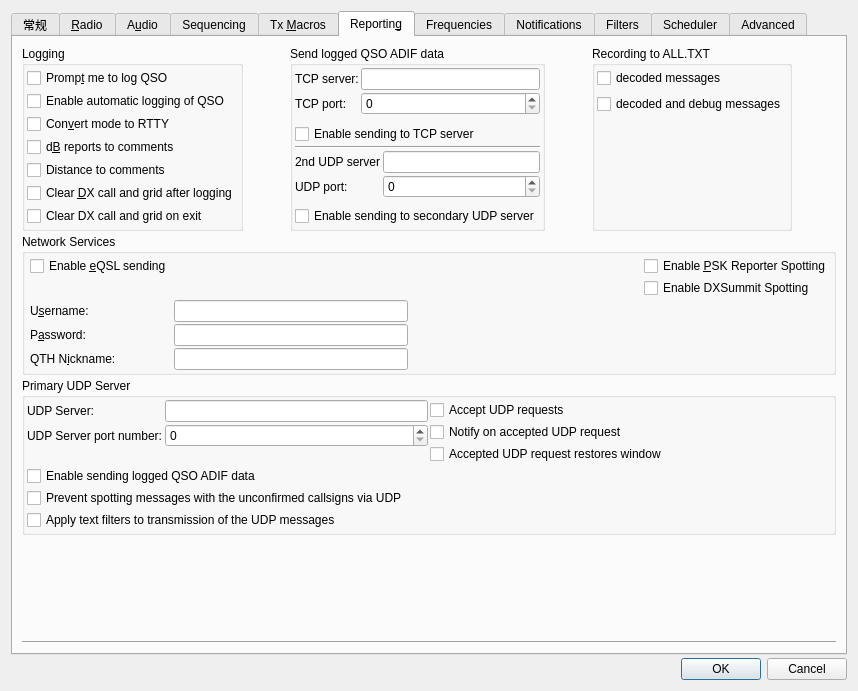
Old version of the form Configuration.ui in the repository iCassius/JTDX_mod.
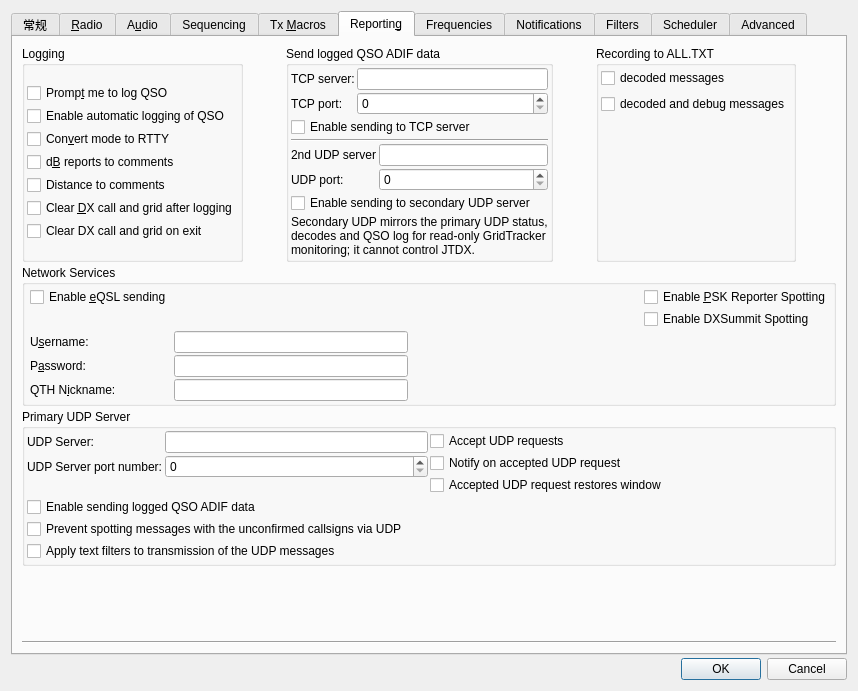
New version of the form. The open tabs and pages were chosen to show the change.

Commit message: JTDX 2.2.159.2.3 add read-only UDP telemetry mirror

```diff
--- a/Configuration.ui
+++ b/Configuration.ui
@@ -2794,6 +2794,19 @@
                     </property>
                    </widget>
                   </item>
+                  <item>
+                   <widget class="QLabel" name="secondary_udp_info_label">
+                    <property name="toolTip">
+                     <string>Secondary UDP mirrors the primary UDP status, decodes and QSO log for read-only GridTracker monitoring; it cannot control JTDX.</string>
+                    </property>
+                    <property name="text">
+                     <string>Secondary UDP mirrors the primary UDP status, decodes and QSO log for read-only GridTracker monitoring; it cannot control JTDX.</string>
+                    </property>
+                    <property name="wordWrap">
+                     <bool>true</bool>
+                    </property>
+                   </widget>
+                  </item>
                  </layout>
                 </item>
                </layout>
```
Left out of the diff: 3 changed lines with no effect on the pictures. The commit also changes 14 other files.
